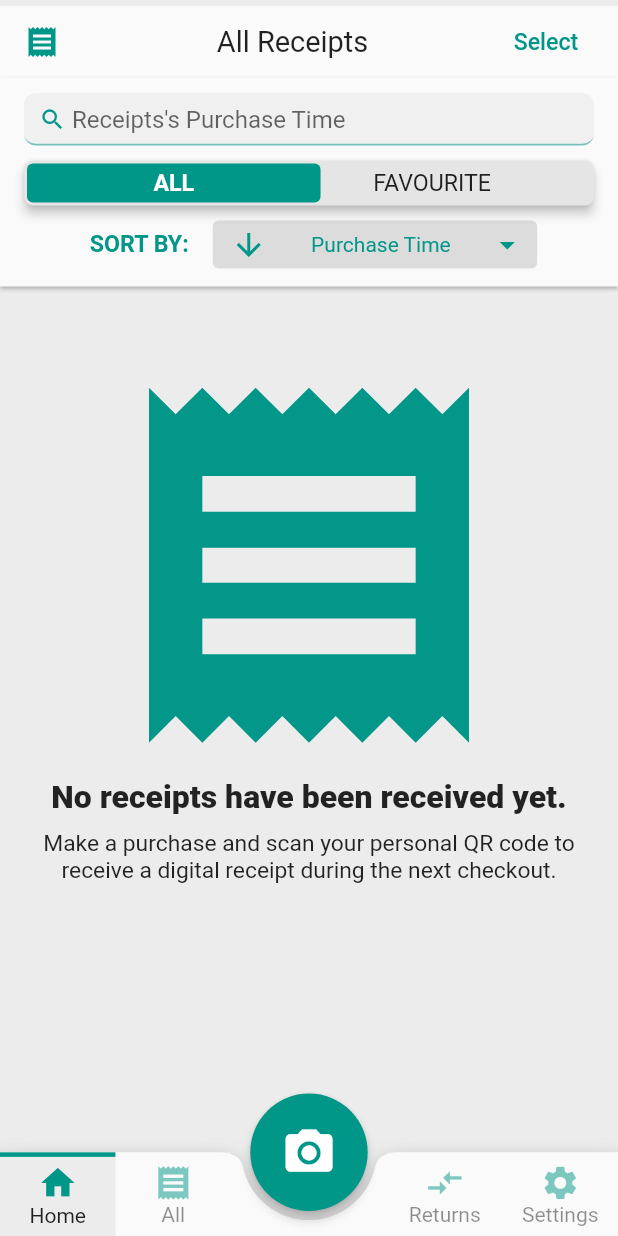
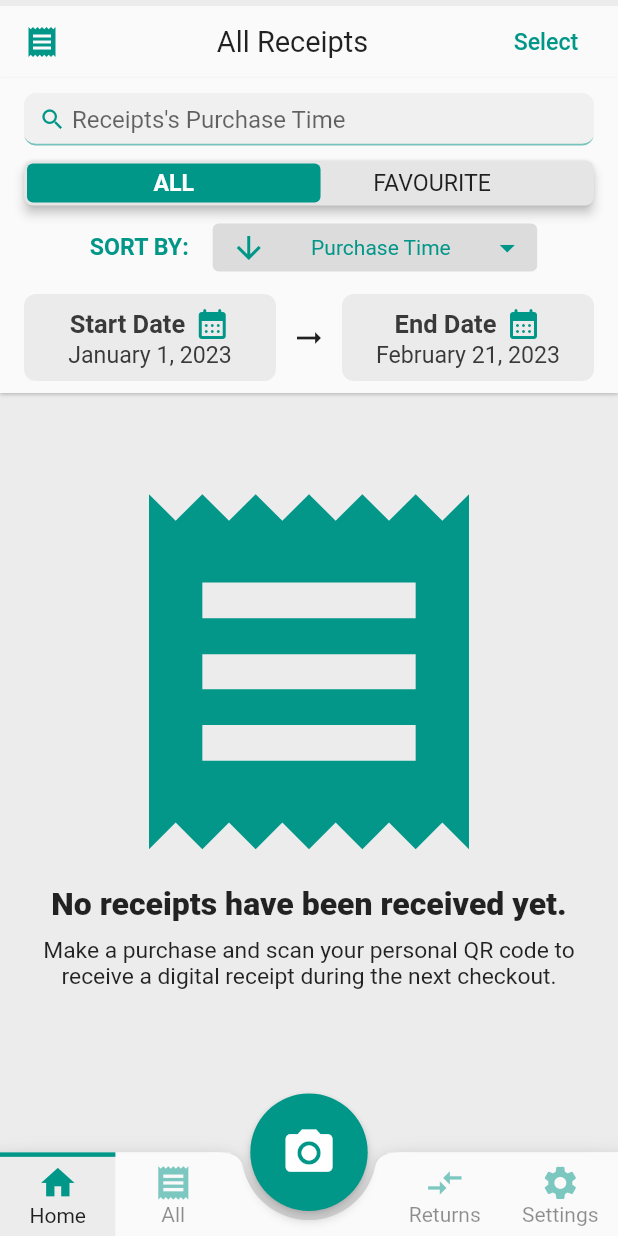
Before and after one commit to TomasKopunec/smart_receipts, a Flutter app: the TabsScaffold screen opened directly, swiped to page 2, on a phone screen of 412 x 824 dp. Run offline on Flutter 3.47's test engine with Material 2 defaults, Android fonts, the phone set to English and light mode, and no system bars; our stand-ins replace animated_splash_screen, auto_size_text, flutter_slidable, persistent_bottom_nav_bar, qr_flutter, shared_preferences and 1 more; accounts and stored records are empty.

Commit message:
Added Date range picking

```diff
--- a/lib/helpers/filter_helper.dart
+++ b/lib/helpers/filter_helper.dart
@@ -3,22 +3,32 @@ import 'package:smart_receipts/models/receipt/receipt.dart';
 class FilterHelper {
   /// Filters out according to the Receipts provider
   /// 1. Favourites
-  /// 2. Criteria
+  /// 2. Date Range
+  /// 3. Criteria
   static Future<List<Receipt>> filterReceipts({
     required List<Receipt> receipts,
     required String value,
     required Set<String> favourites,
     required bool favouritesEnabled,
+    required DateTime start,
+    required DateTime end,
   }) async {
-    // Filter out favs, if empty break the search
+    // 1. Filter favourites
     receipts =
         await _filterReceiptFavourites(receipts, favourites, favouritesEnabled);
     if (receipts.isEmpty) {
       return Future(() => []);
     }
 
-    final result = await _filterReceiptCriteria(receipts, value);
-    return result;
+    // 2. Filter by Date Range
+    receipts = await _filterDateRange(receipts, start, end);
+    if (receipts.isEmpty) {
+      return Future(() => []);
+    }
+
+    // 3. Filter by criteria
+    receipts = await _filterReceiptCriteria(receipts, value);
+    return receipts;
   }
 
   /// Filters out favourite receipts
@@ -27,6 +37,13 @@ class FilterHelper {
     return Future(() => receipts
         .where((r) => _favourite(r, favourites, favouritesEnabled))
         .toList());
+  }
+
+  /// Filters by Date Range
+  static Future<List<Receipt>> _filterDateRange(
+      List<Receipt> receipts, DateTime start, DateTime end) {
+    return Future(
+        () => receipts.where((r) => _dateRange(r, start, end)).toList());
   }
 
   /// Filters according to the following criteria:
@@ -52,6 +69,11 @@ class FilterHelper {
             FilterHelper._status(r, value) ||
             FilterHelper._receiptId(r, value))
         .toList());
+  }
+
+  static bool _dateRange(Receipt r, DateTime start, DateTime end) {
+    final DateTime purchaseDateTime = r.purchaseDateTime;
+    return purchaseDateTime.isAfter(start) && purchaseDateTime.isBefore(end);
   }
 
   static bool _favourite(Receipt r, Set<String> favourites, bool enabled) {
--- a/lib/providers/receipts/receipts_provider.dart
+++ b/lib/providers/receipts/receipts_provider.dart
@@ -32,6 +32,9 @@ class ReceiptsProvider with ChangeNotifier {
 
   final ReceiptsRequestHelper _receiptsRequestHelper = ReceiptsRequestHelper();
 
+  DateTime _start = DateTime(DateTime.now().year);
+  DateTime _end = DateTime.now();
+
   /// Set the Receipts
   Future<dynamic> setReceipts(List<Receipt> receipts) async {
     _receipts = receipts;
@@ -51,6 +54,8 @@ class ReceiptsProvider with ChangeNotifier {
       value: _filterValue,
       favourites: _favorites,
       favouritesEnabled: _isShowingFavorites,
+      start: _start,
+      end: _end,
     );
 
     // 2. Sort
@@ -80,6 +85,8 @@ class ReceiptsProvider with ChangeNotifier {
     _selecteds.clear();
     _isSelecting = false;
     _isShowingFavorites = false;
+    _start = DateTime(DateTime.now().year);
+    _end = DateTime.now();
     _updateSource();
   }
 
@@ -114,6 +121,7 @@ class ReceiptsProvider with ChangeNotifier {
     }
 
     SharedPreferencesHelper.saveFavorites(_favorites.toList());
+    notifyListeners();
     return isFavorite;
   }
 
@@ -253,6 +261,25 @@ class ReceiptsProvider with ChangeNotifier {
     }
   }
 
+  // DATE RANGE
+  DateTime get startRangeDate {
+    return _start;
+  }
+
+  DateTime get endRangeDate {
+    return _end;
+  }
+
+  void setStartRangeDate(DateTime start) {
+    _start = start;
+    _updateSource();
+  }
+
+  void setEndRangeDate(DateTime end) {
+    _end = end;
+    _updateSource();
+  }
+
   // Used during debugging
   // List<Receipt> _generateData({required int n}) {
   //   List<String> storeNames = [
--- a/lib/screens/tabs/all_receipts/control_header.dart
+++ b/lib/screens/tabs/all_receipts/control_header.dart
@@ -1,8 +1,11 @@
 import 'package:flutter/material.dart';
+import 'package:intl/intl.dart';
 import 'package:provider/provider.dart';
 import 'package:smart_receipts/models/receipt/receipt.dart';
 import 'package:smart_receipts/providers/receipts/receipts_provider.dart';
+import 'package:smart_receipts/providers/settings/settings_provider.dart';
 import 'package:smart_receipts/widgets/control_header/sorting_selection.dart';
+import 'package:smart_receipts/widgets/dialogs/dialog_helper.dart';
 import 'package:smart_receipts/widgets/selection_widget.dart';
 
 import '../../../helpers/size_helper.dart';
@@ -23,7 +26,7 @@ class ControlHeader extends StatelessWidget {
     return Column(
       children: [
         Container(
-          padding: const EdgeInsets.only(left: 16, right: 16, bottom: 12),
+          padding: const EdgeInsets.only(left: 16, right: 16, bottom: 8),
           child: Column(
             children: [
               // Search Bar
@@ -52,7 +55,7 @@ class ControlHeader extends StatelessWidget {
                 },
               ),
 
-              const SizedBox(height: 10),
+              const SizedBox(height: 12),
 
               // Sorting
               Consumer<ReceiptsProvider>(
@@ -63,6 +66,35 @@ class ControlHeader extends StatelessWidget {
                   getValue: () => provider.searchKey,
                 ),
               ),
+
+              const SizedBox(height: 15),
+
+              // Range Selection
+              Consumer2<ReceiptsProvider, SettingsProvider>(
+                builder: (ctx, receipts, settings, _) => Row(
+                  mainAxisAlignment: MainAxisAlignment.center,
+                  crossAxisAlignment: CrossAxisAlignment.center,
+                  children: [
+                    dateRangeEntry(
+                      context: context,
+                      isFrom: true,
+                      dateFormat: settings.dateTimeFormat,
+                      dateTime: receipts.startRangeDate,
+                      onSelected: receipts.setStartRangeDate,
+                    ),
+                    const SizedBox(width: 10),
+                    const Icon(Icons.arrow_right_alt),
+                    const SizedBox(width: 10),
+                    dateRangeEntry(
+                      context: context,
+                      isFrom: false,
+                      dateFormat: settings.dateTimeFormat,
+                      dateTime: receipts.endRangeDate,
+                      onSelected: receipts.setEndRangeDate,
+                    )
+                  ],
+                ),
+              ),
             ],
           ),
         ),
@@ -71,6 +103,76 @@ class ControlHeader extends StatelessWidget {
             minHeight: SizeHelper.getScreenHeight(context) * 0.007,
           )
       ],
+    );
+  }
+
+  Widget dateRangeEntry({
+    required BuildContext context,
+    required bool isFrom,
+    required DateTime dateTime,
+    required DateTimeFormat dateFormat,
+    required Function(DateTime) onSelected,
+  }) {
+    const color = 235;
+    return Expanded(
+      child: Center(
+        child: Material(
+          color: const Color.fromRGBO(color, color, color, 1),
+          borderRadius: BorderRadius.circular(8),
+          child: InkWell(
+            onTap: () async {
+              final selected =
+                  await DialogHelper.showDatePickerDialog(context, dateTime);
+              if (selected != null) {
+                onSelected(selected);
+              }
+            },
+            splashColor: Theme.of(context).primaryColor.withOpacity(0.5),
+            borderRadius: BorderRadius.circular(8),
+            child: Padding(
+              padding: const EdgeInsets.symmetric(vertical: 8, horizontal: 4),
+              child: Column(
+                mainAxisAlignment: MainAxisAlignment.center,
+                crossAxisAlignment: CrossAxisAlignment.start,
+                children: [
+                  Row(
+                    mainAxisAlignment: MainAxisAlignment.center,
+                    children: [
+                      Text(
+                        isFrom ? "Start Date" : "End Date",
+                        style: Theme.of(context).textTheme.subtitle1!.copyWith(
+                            fontWeight: FontWeight.w600,
+                            color: Theme.of(context).indicatorColor,
+                            fontSize: SizeHelper.getFontSize(
+                              context,
+                              size: FontSize.regularLarge,
+                            )),
+                      ),
+                      const SizedBox(width: 6),
+                      Icon(
+                        Icons.calendar_month_rounded,
+                        color: Theme.of(context).primaryColor,
+                      )
+                    ],
+                  ),
+                  Center(
+                    child: Text(
+                      DateFormat(dateFormat.format).format(dateTime),
+                      style: Theme.of(context).textTheme.subtitle1!.copyWith(
+                          fontWeight: FontWeight.w400,
+                          color: Theme.of(context).indicatorColor,
+                          fontSize: SizeHelper.getFontSize(
+                            context,
+                            size: FontSize.regular,
+                          )),
+                    ),
+                  ),
+                ],
+              ),
+            ),
+          ),
+        ),
+      ),
     );
   }
 
--- a/lib/widgets/dialogs/dialog_helper.dart
+++ b/lib/widgets/dialogs/dialog_helper.dart
@@ -37,6 +37,21 @@ class DialogHelper {
     showDialog(
         context: context,
         builder: (context) => isForm ? Form(key: key!, child: dialog) : dialog);
+  }
+
+  static Future<DateTime?> showDatePickerDialog(
+      BuildContext context, DateTime initialDate) async {
+    return await showDialog(
+        context: context,
+        builder: (context) => DatePickerDialog(
+              initialDate: initialDate,
+              firstDate: DateTime(2020),
+              lastDate: DateTime.now(),
+              cancelText: "RESET",
+              confirmText: "SELECT",
+              initialCalendarMode: DatePickerMode.day,
+              initialEntryMode: DatePickerEntryMode.calendarOnly,
+            ));
   }
 
   static void showChangedPasswordSuccess(
@@ -105,22 +120,6 @@ class DialogHelper {
                     style: ElevatedButton.styleFrom(backgroundColor: redColor),
                     child: const Text('Yes'),
                   ))
-        ]);
-  }
-
-  static void showDeleteReceiptDialog(BuildContext context) {
-    showConfirmDialog(
-        context: context,
-        title: 'Delete Receipt',
-        subtitle: 'Are you sure you want to remove this receipt?',
-        icon: Icons.delete,
-        buttons: [
-          ElevatedButton(
-              onPressed: () => Navigator.pop(context, false),
-              child: const Text('No')),
-          ElevatedButton(
-              onPressed: () => Navigator.pop(context, true),
-              child: const Text('Yes'))
         ]);
   }
 
```
